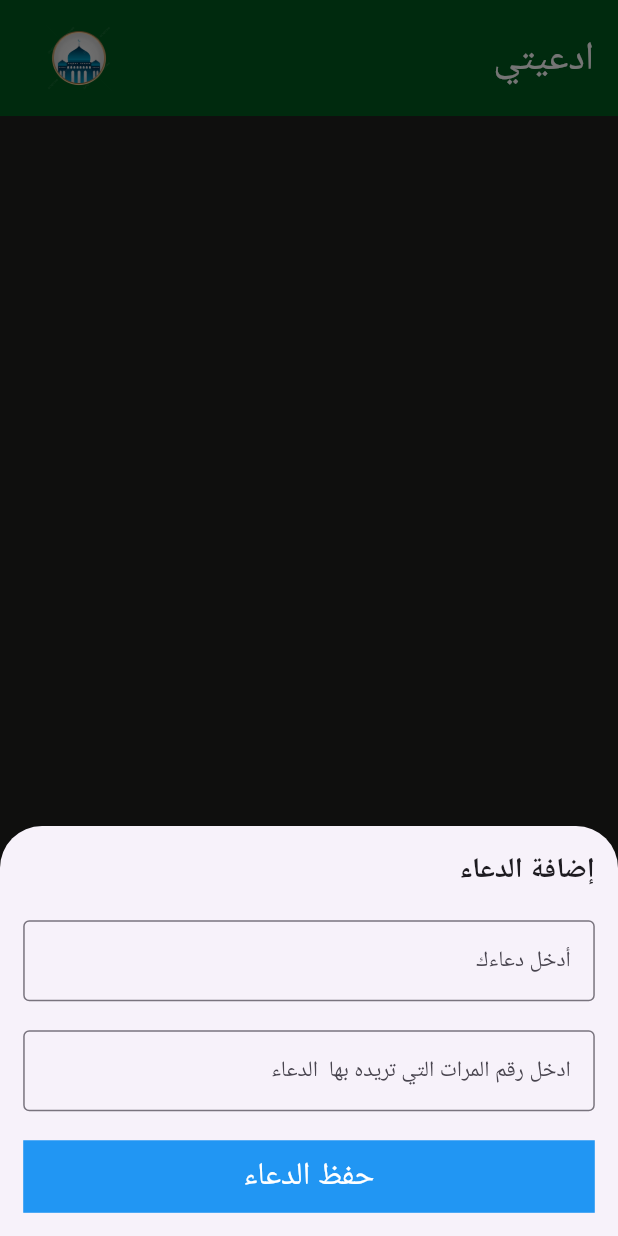
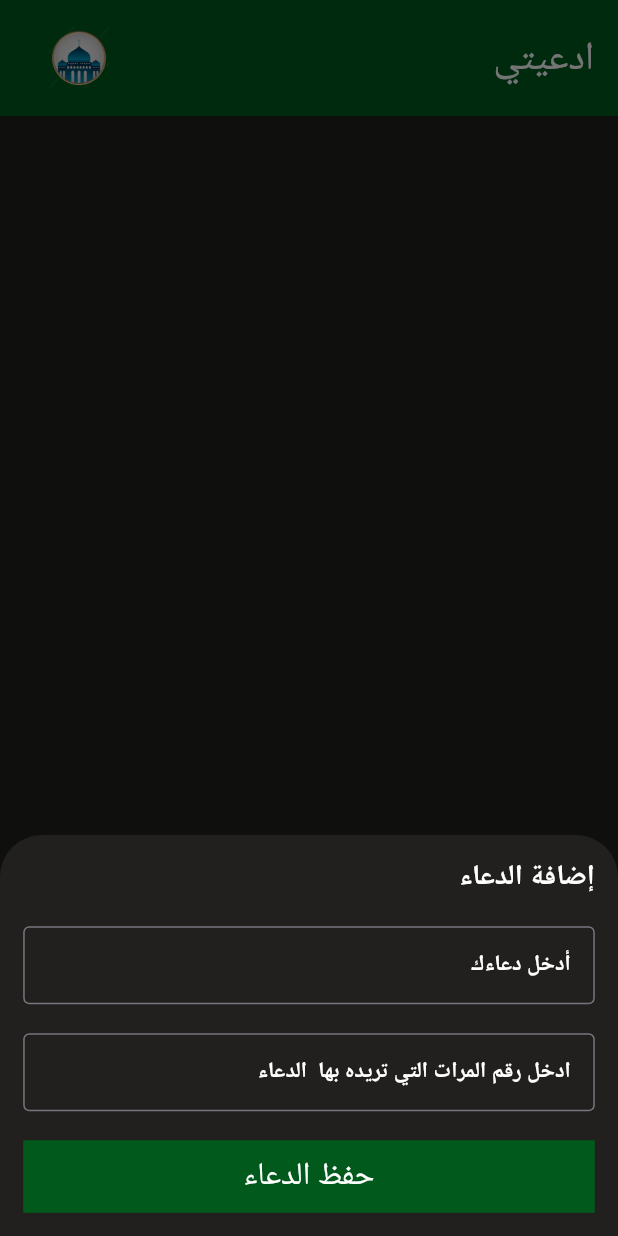
Before and after one commit to OmarMushtaha2020/Supplications-App, a Flutter app: the screen it shows after launch, after a tap on the "add" icon, on a phone screen of 412 x 824 dp. Run offline on Flutter 3.47's test engine with Material 3 defaults, Android fonts, the phone set to English and light mode, and no system bars; our stand-ins replace device_preview, flutter_bloc, flutter_screenutil, shared_preferences, sqflite, syncfusion_flutter_gauges and 1 more; accounts and stored records are empty.

Commit message:
need to change  splash

```diff
--- a/lib/modules/supplications_screen.dart
+++ b/lib/modules/supplications_screen.dart
@@ -214,6 +214,7 @@ class SupplicationsScreen extends StatelessWidget {
   void _showBottomSheet(BuildContext context, {int? id}) {
     showModalBottomSheet(
       context: context,
+      backgroundColor: Theme.of(context).scaffoldBackgroundColor,
       isScrollControlled: true, // Make the bottom sheet scrollable
       constraints: BoxConstraints(
         maxWidth: MediaQuery.of(context).size.width
@@ -235,10 +236,9 @@ class SupplicationsScreen extends StatelessWidget {
                      Text(
                       "إضافة الدعاء",
                       maxLines: 2,
-                      style: TextStyle(
-                        fontSize: 18.sp,
-                        fontWeight: FontWeight.bold,
-                      ),
+                      style: Theme.of(context).textTheme.labelMedium?.copyWith(
+                        fontSize: 18.sp
+                      )
                     ),
                      SizedBox(height: 20.h),
                     TextFormField(
@@ -249,11 +249,9 @@ class SupplicationsScreen extends StatelessWidget {
                         }
                         return null;
                       },
-style: TextStyle(
+style: Theme.of(context).textTheme.labelMedium?.copyWith(
     fontSize: 14.sp
-
 ),
-
                       decoration:  InputDecoration(
                         border: OutlineInputBorder(),
                         labelText: 'أدخل دعاءك',
@@ -261,7 +259,7 @@ style: TextStyle(
                             fontSize: 14.sp
 
                         ),
-                        labelStyle: TextStyle(
+                        labelStyle: Theme.of(context).textTheme.labelMedium?.copyWith(
                           fontSize: 14.sp
                         )
                       ),
@@ -273,9 +271,10 @@ style: TextStyle(
                           return "الرجاء كتابة رقم المرات التي تريده بها  الدعاء";
                         }
                         return null;
-                      },style: TextStyle(
-                      fontSize: 14.sp
-                    ),
+                      },
+                      style:  Theme.of(context).textTheme.labelMedium?.copyWith(
+                          fontSize: 14.sp
+                      ),
                       controller: numberOfSupplications,
                       keyboardType: TextInputType.number,
                       decoration:  InputDecoration(
@@ -283,7 +282,7 @@ style: TextStyle(
                               fontSize: 14.sp
 
                           ),
-                          labelStyle: TextStyle(
+                          labelStyle: Theme.of(context).textTheme.labelMedium?.copyWith(
                               fontSize: 14.sp
                           ),
                         border: OutlineInputBorder(),
@@ -294,7 +293,7 @@ style: TextStyle(
                     Container(
                       width: double.infinity,
                       height: 50.h,
-                      color: Colors.blue,
+                      color: Theme.of(context).floatingActionButtonTheme.backgroundColor,
                       child: MaterialButton(
                         onPressed: () {
                           if (form.currentState!.validate()) {
```
